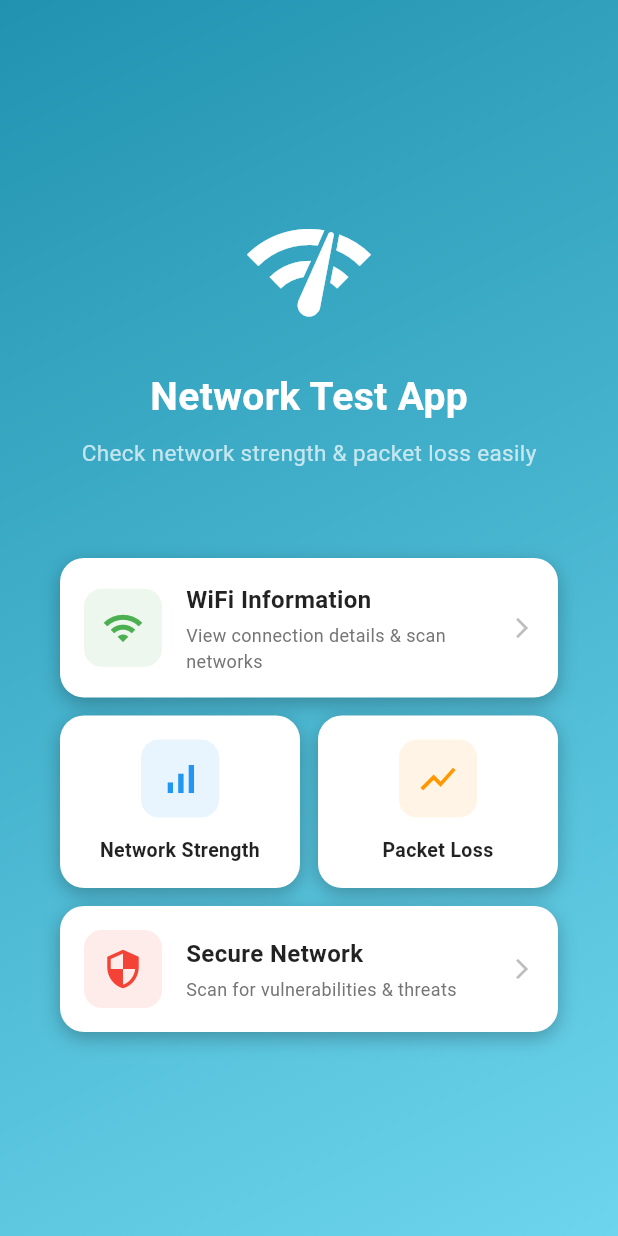
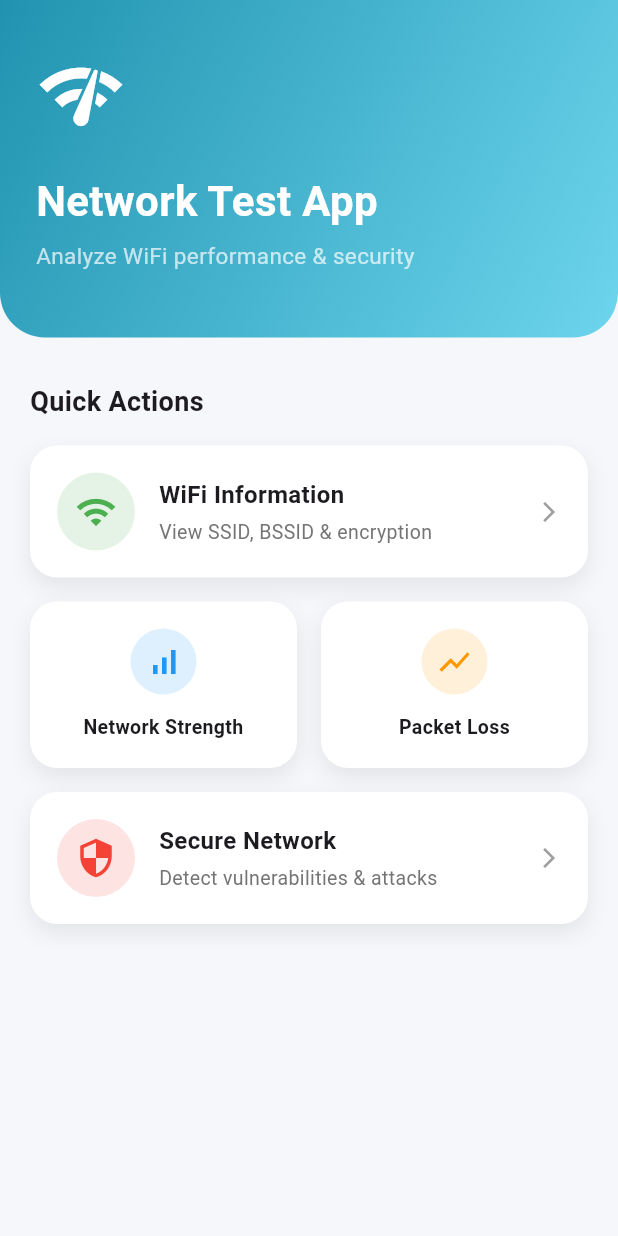
Before and after one commit to NoCdtho/Nettest, a Flutter app: the screen it shows after launch, on a phone screen of 412 x 824 dp. Run offline on Flutter 3.47's test engine with Material 3 defaults, Android fonts, the phone set to English and light mode, and no system bars; our stand-ins replace permission_handler.

Commit message:
new homepage ui

```diff
--- a/lib/homepage.dart
+++ b/lib/homepage.dart
@@ -10,111 +10,132 @@ class HomePage extends StatelessWidget {
   @override
   Widget build(BuildContext context) {
     return Scaffold(
-      body: Container(
+      backgroundColor: const Color(0xFFF5F7FA),
+      body: SafeArea(
+        child: SingleChildScrollView(
+          child: Column(
+            children: [
+              // 🔹 Header Section
+              Container(
                 width: double.infinity,
+                padding: const EdgeInsets.all(24),
                 decoration: const BoxDecoration(
                   gradient: LinearGradient(
                     colors: [Color(0xFF2193b0), Color(0xFF6dd5ed)],
                     begin: Alignment.topLeft,
                     end: Alignment.bottomRight,
                   ),
+                  borderRadius: BorderRadius.only(
+                    bottomLeft: Radius.circular(30),
+                    bottomRight: Radius.circular(30),
                   ),
-        child: SafeArea(
+                ),
                 child: Column(
-            mainAxisAlignment: MainAxisAlignment.center,
-            children: [
-              const Icon(Icons.network_check, size: 90, color: Colors.white),
-              const SizedBox(height: 20),
-              const Text(
+                  crossAxisAlignment: CrossAxisAlignment.start,
+                  children: const [
+                    SizedBox(height: 10),
+                    Icon(Icons.network_check, size: 60, color: Colors.white),
+                    SizedBox(height: 20),
+                    Text(
                       "Network Test App",
                       style: TextStyle(
-                  fontSize: 26,
+                        fontSize: 28,
                         fontWeight: FontWeight.bold,
                         color: Colors.white,
                       ),
                     ),
-              const SizedBox(height: 8),
+                    SizedBox(height: 6),
+                    Text(
+                      "Analyze WiFi performance & security",
+                      style: TextStyle(fontSize: 15, color: Colors.white70),
+                    ),
+                    SizedBox(height: 20),
+                  ],
+                ),
+              ),
+
+              const SizedBox(height: 30),
+
+              // 🔹 Main Cards Section
+              Padding(
+                padding: const EdgeInsets.symmetric(horizontal: 20),
+                child: Column(
+                  crossAxisAlignment: CrossAxisAlignment.start,
+                  children: [
                     const Text(
-                "Check network strength & packet loss easily",
-                style: TextStyle(color: Colors.white70, fontSize: 15),
+                      "Quick Actions",
+                      style: TextStyle(
+                        fontSize: 18,
+                        fontWeight: FontWeight.bold,
                       ),
-              const SizedBox(height: 60),
+                    ),
+                    const SizedBox(height: 16),
 
-              // Quick Access Cards
-              Padding(
-                padding: const EdgeInsets.symmetric(horizontal: 40),
-                child: Column(
-                  children: [
-                    _buildQuickAccessCard(
+                    _featureCard(
                       context,
-                      'WiFi Information',
-                      'View connection details & scan networks',
-                      Icons.wifi,
-                      Colors.green,
-                      () {
-                        Navigator.push(
+                      title: "WiFi Information",
+                      subtitle: "View SSID, BSSID & encryption",
+                      icon: Icons.wifi,
+                      color: Colors.green,
+                      onTap: () => Navigator.push(
                         context,
-                          MaterialPageRoute(
-                            builder: (_) => const WiFiInfoPage(),
+                        MaterialPageRoute(builder: (_) => const WiFiInfoPage()),
                       ),
-                        );
-                      },
                     ),
-                    const SizedBox(height: 12),
+
+                    const SizedBox(height: 16),
+
                     Row(
                       children: [
                         Expanded(
-                          child: _buildSmallCard(
+                          child: _miniCard(
                             context,
-                            'Network Strength',
-                            Icons.signal_cellular_alt,
-                            Colors.blue,
-                            () {
-                              Navigator.push(
+                            title: "Network Strength",
+                            icon: Icons.signal_cellular_alt,
+                            color: Colors.blue,
+                            onTap: () => Navigator.push(
                               context,
                               MaterialPageRoute(
                                 builder: (_) => const NetworkStrengthPage(),
                               ),
-                              );
-                            },
                             ),
                           ),
-                        const SizedBox(width: 12),
+                        ),
+                        const SizedBox(width: 16),
                         Expanded(
-                          child: _buildSmallCard(
+                          child: _miniCard(
                             context,
-                            'Packet Loss',
-                            Icons.show_chart,
-                            Colors.orange,
-                            () {
-                              Navigator.push(
+                            title: "Packet Loss",
+                            icon: Icons.show_chart,
+                            color: Colors.orange,
+                            onTap: () => Navigator.push(
                               context,
                               MaterialPageRoute(
                                 builder: (_) => const PacketLossPage(),
                               ),
-                              );
-                            },
+                            ),
                           ),
                         ),
                       ],
                     ),
-                    const SizedBox(height: 12),
-                    // Secure Network Card
-                    _buildQuickAccessCard(
+
+                    const SizedBox(height: 16),
+
+                    _featureCard(
                       context,
-                      'Secure Network',
-                      'Scan for vulnerabilities & threats',
-                      Icons.security,
-                      Colors.red,
-                      () {
-                        Navigator.push(
+                      title: "Secure Network",
+                      subtitle: "Detect vulnerabilities & attacks",
+                      icon: Icons.security,
+                      color: Colors.red,
+                      onTap: () => Navigator.push(
                         context,
                         MaterialPageRoute(
                           builder: (_) => const SecureNetworkPage(),
                         ),
-                        );
-                      },
                       ),
+                    ),
+
+                    const SizedBox(height: 30),
                   ],
                 ),
               ),
@@ -125,37 +146,35 @@ class HomePage extends StatelessWidget {
     );
   }
 
-  Widget _buildQuickAccessCard(
-    BuildContext context,
-    String title,
-    String subtitle,
-    IconData icon,
-    Color color,
-    VoidCallback onTap,
-  ) {
+  // 🔹 Large Card
+  Widget _featureCard(
+    BuildContext context, {
+    required String title,
+    required String subtitle,
+    required IconData icon,
+    required Color color,
+    required VoidCallback onTap,
+  }) {
     return GestureDetector(
       onTap: onTap,
       child: Container(
-        padding: const EdgeInsets.all(16),
+        padding: const EdgeInsets.all(18),
         decoration: BoxDecoration(
           color: Colors.white,
-          borderRadius: BorderRadius.circular(16),
-          boxShadow: const [
+          borderRadius: BorderRadius.circular(18),
+          boxShadow: [
             BoxShadow(
-              color: Colors.black26,
-              blurRadius: 10,
-              offset: Offset(0, 4),
+              color: Colors.black.withOpacity(0.08),
+              blurRadius: 12,
+              offset: const Offset(0, 6),
             ),
           ],
         ),
         child: Row(
           children: [
-            Container(
-              padding: const EdgeInsets.all(12),
-              decoration: BoxDecoration(
-                color: color.withOpacity(0.1),
-                borderRadius: BorderRadius.circular(12),
-              ),
+            CircleAvatar(
+              radius: 26,
+              backgroundColor: color.withOpacity(0.15),
               child: Icon(icon, color: color, size: 28),
             ),
             const SizedBox(width: 16),
@@ -168,69 +187,58 @@ class HomePage extends StatelessWidget {
                     style: const TextStyle(
                       fontSize: 16,
                       fontWeight: FontWeight.bold,
-                      color: Colors.black87,
                     ),
                   ),
                   const SizedBox(height: 4),
                   Text(
                     subtitle,
-                    style: TextStyle(fontSize: 12, color: Colors.grey.shade600),
+                    style: TextStyle(fontSize: 13, color: Colors.grey.shade600),
                   ),
                 ],
               ),
             ),
-            Icon(
-              Icons.arrow_forward_ios,
-              size: 16,
-              color: Colors.grey.shade400,
-            ),
+            const Icon(Icons.arrow_forward_ios, size: 16, color: Colors.grey),
           ],
         ),
       ),
     );
   }
 
-  Widget _buildSmallCard(
-    BuildContext context,
-    String title,
-    IconData icon,
-    Color color,
-    VoidCallback onTap,
-  ) {
+  // 🔹 Small Card
+  Widget _miniCard(
+    BuildContext context, {
+    required String title,
+    required IconData icon,
+    required Color color,
+    required VoidCallback onTap,
+  }) {
     return GestureDetector(
       onTap: onTap,
       child: Container(
-        padding: const EdgeInsets.all(16),
+        padding: const EdgeInsets.all(18),
         decoration: BoxDecoration(
           color: Colors.white,
-          borderRadius: BorderRadius.circular(16),
-          boxShadow: const [
+          borderRadius: BorderRadius.circular(18),
+          boxShadow: [
             BoxShadow(
-              color: Colors.black26,
-              blurRadius: 10,
-              offset: Offset(0, 4),
+              color: Colors.black.withOpacity(0.08),
+              blurRadius: 12,
+              offset: const Offset(0, 6),
             ),
           ],
         ),
         child: Column(
           children: [
-            Container(
-              padding: const EdgeInsets.all(12),
-              decoration: BoxDecoration(
-                color: color.withOpacity(0.1),
-                borderRadius: BorderRadius.circular(12),
-              ),
-              child: Icon(icon, color: color, size: 28),
+            CircleAvatar(
+              radius: 22,
+              backgroundColor: color.withOpacity(0.15),
+              child: Icon(icon, color: color, size: 24),
             ),
             const SizedBox(height: 12),
             Text(
               title,
-              style: const TextStyle(
-                fontSize: 13,
-                fontWeight: FontWeight.w600,
-                color: Colors.black87,
-              ),
               textAlign: TextAlign.center,
+              style: const TextStyle(fontSize: 13, fontWeight: FontWeight.w600),
             ),
           ],
         ),
```
Also changed, not shown: 1 other file. Lines whose indentation alone changed are shown as unchanged.
